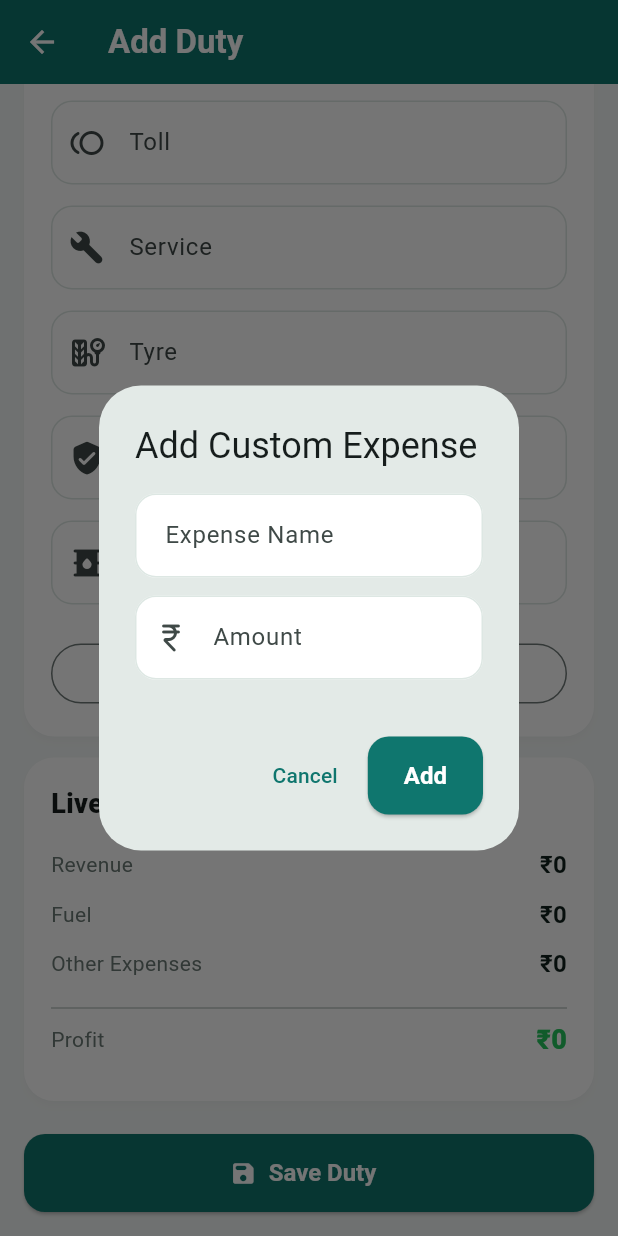
After one commit to satyajit-000/Duty-Book, a Flutter app: the AddEditDutyScreen screen opened directly, scrolled down 865 dp, after a tap on "Add Custom Expense", on a phone screen of 412 x 824 dp. The commit adds this screen. Run offline on Flutter 3.47's test engine with Material 3 defaults, Android fonts, the phone set to English and light mode, and no system bars; our stand-ins replace flutter_riverpod.

Commit message:
Add add duty screen

```diff
--- /dev/null
+++ b/lib/core/enumerations/ac_type.dart
@@ -0,0 +1,27 @@
+enum AcType { full, half, non }
+
+extension AcTypeExtension on AcType {
+  String get displayName {
+    switch (this) {
+      case AcType.full:
+        return 'Full AC';
+      case AcType.half:
+        return 'Half AC';
+      case AcType.non:
+        return 'Non AC';
+    }
+  }
+
+  static AcType fromString(String value) {
+    switch (value) {
+      case 'Full AC':
+        return AcType.full;
+      case 'Half AC':
+        return AcType.half;
+      case 'Non AC':
+        return AcType.non;
+      default:
+        return AcType.full;
+    }
+  }
+}
--- /dev/null
+++ b/lib/features/duty/add_edit_duty_screen.dart
@@ -0,0 +1,362 @@
+import 'package:duty_book/core/enumerations/ac_type.dart';
+import 'package:flutter/material.dart';
+import 'package:intl/intl.dart';
+
+import '../../core/theme/app_colors.dart';
+import 'models/custom_expense.dart';
+import 'widgets/add_custom_expense_dialog.dart';
+import 'widgets/app_date_field.dart';
+import 'widgets/app_dropdown_field.dart';
+import 'widgets/app_number_field.dart';
+import 'widgets/expense_card.dart';
+import 'widgets/expense_chip.dart';
+import 'widgets/summary_row.dart';
+
+class AddEditDutyScreen extends StatefulWidget {
+  const AddEditDutyScreen({super.key});
+
+  @override
+  State<AddEditDutyScreen> createState() => _AddEditDutyScreenState();
+}
+
+class _AddEditDutyScreenState extends State<AddEditDutyScreen> {
+  final dateController = TextEditingController(
+    text: DateFormat('dd MMM yyyy').format(DateTime.now()),
+  );
+
+  final placeController = TextEditingController();
+
+  final startKmController = TextEditingController();
+  final endKmController = TextEditingController();
+  final totalKmController = TextEditingController();
+
+  final rentController = TextEditingController();
+  final fuelController = TextEditingController();
+
+  final parkingController = TextEditingController();
+  final tollController = TextEditingController();
+  final serviceController = TextEditingController();
+  final tyreController = TextEditingController();
+  final insuranceController = TextEditingController();
+  final engineOilController = TextEditingController();
+
+  DateTime selectedDate = DateTime.now();
+  AcType acType = AcType.full;
+
+  bool _updatingKm = false;
+
+  final List<CustomExpense> customExpenses = [];
+
+  @override
+  void dispose() {
+    dateController.dispose();
+    placeController.dispose();
+
+    startKmController.dispose();
+    endKmController.dispose();
+    totalKmController.dispose();
+
+    rentController.dispose();
+    fuelController.dispose();
+
+    parkingController.dispose();
+    tollController.dispose();
+    serviceController.dispose();
+    tyreController.dispose();
+    insuranceController.dispose();
+    engineOilController.dispose();
+
+    super.dispose();
+  }
+
+  int _number(TextEditingController controller) {
+    return int.tryParse(controller.text.trim()) ?? 0;
+  }
+
+  void _calculateTotalKm() {
+    if (_updatingKm) return;
+
+    final start = _number(startKmController);
+    final end = _number(endKmController);
+
+    if (start > 0 && end > start) {
+      _updatingKm = true;
+      totalKmController.text = (end - start).toString();
+      _updatingKm = false;
+    }
+
+    setState(() {});
+  }
+
+  void _calculateEndKm() {
+    if (_updatingKm) return;
+
+    final start = _number(startKmController);
+    final total = _number(totalKmController);
+
+    if (start > 0 && total > 0) {
+      _updatingKm = true;
+      endKmController.text = (start + total).toString();
+      _updatingKm = false;
+    }
+
+    setState(() {});
+  }
+
+  int get customExpenseTotal {
+    return customExpenses.fold(0, (sum, item) => sum + item.amount);
+  }
+
+  int get totalOtherExpense {
+    return _number(parkingController) +
+        _number(tollController) +
+        _number(serviceController) +
+        _number(tyreController) +
+        _number(insuranceController) +
+        _number(engineOilController) +
+        customExpenseTotal;
+  }
+
+  int get totalExpense {
+    return _number(fuelController) + totalOtherExpense;
+  }
+
+  int get profit {
+    return _number(rentController) - totalExpense;
+  }
+
+  Future<void> _pickDate() async {
+    final pickedDate = await showDatePicker(
+      context: context,
+      initialDate: selectedDate,
+      firstDate: DateTime(2020),
+      lastDate: DateTime(2100),
+    );
+
+    if (pickedDate == null) return;
+
+    setState(() {
+      selectedDate = pickedDate;
+      dateController.text = DateFormat('dd MMM yyyy').format(pickedDate);
+    });
+  }
+
+  Future<void> _addCustomExpense() async {
+    final result = await showDialog<CustomExpense>(
+      context: context,
+      builder: (_) => const AddCustomExpenseDialog(),
+    );
+
+    if (!mounted || result == null) return;
+
+    setState(() {
+      customExpenses.add(result);
+    });
+  }
+
+  void _saveDuty() {
+    ScaffoldMessenger.of(
+      context,
+    ).showSnackBar(const SnackBar(content: Text('Duty saved in memory later')));
+  }
+
+  @override
+  Widget build(BuildContext context) {
+    return Scaffold(
+      backgroundColor: AppColors.background,
+      appBar: AppBar(title: const Text('Add Duty')),
+      body: ListView(
+        padding: const EdgeInsets.all(16),
+        children: [
+          ExpenseCard(
+            title: 'Duty Details',
+            child: Column(
+              children: [
+                AppDateField(controller: dateController, onTap: _pickDate),
+                _PlaceField(controller: placeController),
+                AppNumberField(
+                  controller: startKmController,
+                  label: 'Starting KM',
+                  icon: Icons.flag_rounded,
+                  onChanged: (_) {
+                    _calculateTotalKm();
+                    _calculateEndKm();
+                  },
+                ),
+                AppNumberField(
+                  controller: endKmController,
+                  label: 'Ending KM',
+                  icon: Icons.assistant_photo_rounded,
+                  onChanged: (_) => _calculateTotalKm(),
+                ),
+                AppNumberField(
+                  controller: totalKmController,
+                  label: 'Total KM',
+                  icon: Icons.straighten_rounded,
+                  onChanged: (_) => _calculateEndKm(),
+                ),
+                AppDropdownField(
+                  value: acType,
+                  onChanged: (value) {
+                    setState(() {
+                      acType = value;
+                    });
+                  },
+                ),
+              ],
+            ),
+          ),
+
+          ExpenseCard(
+            title: 'Money',
+            child: Column(
+              children: [
+                AppNumberField(
+                  controller: rentController,
+                  label: 'Rent',
+                  icon: Icons.currency_rupee_rounded,
+                  onChanged: (_) => setState(() {}),
+                ),
+                AppNumberField(
+                  controller: fuelController,
+                  label: 'Fuel Cost',
+                  icon: Icons.local_gas_station_rounded,
+                  onChanged: (_) => setState(() {}),
+                ),
+              ],
+            ),
+          ),
+
+          ExpenseCard(
+            title: 'Other Expenses',
+            child: Column(
+              children: [
+                AppNumberField(
+                  controller: parkingController,
+                  label: 'Parking',
+                  icon: Icons.local_parking_rounded,
+                  onChanged: (_) => setState(() {}),
+                ),
+                AppNumberField(
+                  controller: tollController,
+                  label: 'Toll',
+                  icon: Icons.toll_rounded,
+                  onChanged: (_) => setState(() {}),
+                ),
+                AppNumberField(
+                  controller: serviceController,
+                  label: 'Service',
+                  icon: Icons.build_rounded,
+                  onChanged: (_) => setState(() {}),
+                ),
+                AppNumberField(
+                  controller: tyreController,
+                  label: 'Tyre',
+                  icon: Icons.tire_repair_rounded,
+                  onChanged: (_) => setState(() {}),
+                ),
+                AppNumberField(
+                  controller: insuranceController,
+                  label: 'Insurance',
+                  icon: Icons.verified_user_rounded,
+                  onChanged: (_) => setState(() {}),
+                ),
+                AppNumberField(
+                  controller: engineOilController,
+                  label: 'Engine Oil',
+                  icon: Icons.oil_barrel_rounded,
+                  onChanged: (_) => setState(() {}),
+                ),
+
+                if (customExpenses.isNotEmpty) ...[
+                  const SizedBox(height: 4),
+                  ...customExpenses.asMap().entries.map((entry) {
+                    final index = entry.key;
+                    final item = entry.value;
+
+                    return ExpenseChip(
+                      label: item.name,
+                      amount: item.amount,
+                      onDelete: () {
+                        setState(() {
+                          customExpenses.removeAt(index);
+                        });
+                      },
+                    );
+                  }),
+                ],
+
+                const SizedBox(height: 8),
+                SizedBox(
+                  width: double.infinity,
+                  child: OutlinedButton.icon(
+                    onPressed: _addCustomExpense,
+                    icon: const Icon(Icons.add_rounded),
+                    label: const Text('Add Custom Expense'),
+                  ),
+                ),
+              ],
+            ),
+          ),
+
+          ExpenseCard(
+            title: 'Live Summary',
+            child: Column(
+              children: [
+                SummaryRow(
+                  label: 'Revenue',
+                  value: '₹${_number(rentController)}',
+                ),
+                SummaryRow(label: 'Fuel', value: '₹${_number(fuelController)}'),
+                SummaryRow(
+                  label: 'Other Expenses',
+                  value: '₹$totalOtherExpense',
+                ),
+                const Divider(),
+                SummaryRow(
+                  label: 'Profit',
+                  value: '₹$profit',
+                  valueColor: profit >= 0
+                      ? AppColors.success
+                      : AppColors.expense,
+                  isBold: true,
+                ),
+              ],
+            ),
+          ),
+
+          const SizedBox(height: 8),
+
+          SizedBox(
+            width: double.infinity,
+            child: ElevatedButton.icon(
+              onPressed: _saveDuty,
+              icon: const Icon(Icons.save_rounded),
+              label: const Text('Save Duty'),
+            ),
+          ),
+        ],
+      ),
+    );
+  }
+}
+
+class _PlaceField extends StatelessWidget {
+  final TextEditingController controller;
+
+  const _PlaceField({required this.controller});
+
+  @override
+  Widget build(BuildContext context) {
+    return Padding(
+      padding: const EdgeInsets.only(bottom: 14),
+      child: TextField(
+        controller: controller,
+        decoration: const InputDecoration(
+          labelText: 'Place',
+          prefixIcon: Icon(Icons.location_on_rounded),
+        ),
+      ),
+    );
+  }
+}
--- /dev/null
+++ b/lib/features/duty/models/custom_expense.dart
@@ -0,0 +1,6 @@
+class CustomExpense {
+  final String name;
+  final int amount;
+
+  const CustomExpense({required this.name, required this.amount});
+}
--- /dev/null
+++ b/lib/features/duty/models/duty_form_model.dart
@@ -0,0 +1,56 @@
+import '../../../core/enumerations/ac_type.dart';
+import 'custom_expense.dart';
+
+class DutyFormModel {
+  DateTime date;
+  String place;
+
+  int startKm;
+  int endKm;
+  int totalKm;
+
+  AcType acType;
+
+  int rent;
+  int fuelCost;
+
+  int parking;
+  int toll;
+  int service;
+  int tyre;
+  int insurance;
+  int engineOil;
+
+  List<CustomExpense> customExpenses;
+
+  DutyFormModel({
+    required this.date,
+    required this.place,
+    required this.startKm,
+    required this.endKm,
+    required this.totalKm,
+    required this.acType,
+    required this.rent,
+    required this.fuelCost,
+    required this.parking,
+    required this.toll,
+    required this.service,
+    required this.tyre,
+    required this.insurance,
+    required this.engineOil,
+    required this.customExpenses,
+  });
+
+  int get totalOtherExpense =>
+      parking +
+      toll +
+      service +
+      tyre +
+      insurance +
+      engineOil +
+      customExpenses.fold(0, (sum, item) => sum + item.amount);
+
+  int get totalExpense => fuelCost + totalOtherExpense;
+
+  int get profit => rent - totalExpense;
+}
--- /dev/null
+++ b/lib/features/duty/widgets/add_custom_expense_dialog.dart
@@ -0,0 +1,66 @@
+import 'package:flutter/material.dart';
+
+import '../models/custom_expense.dart';
+import 'app_number_field.dart';
+
+class AddCustomExpenseDialog extends StatefulWidget {
+  const AddCustomExpenseDialog({super.key});
+
+  @override
+  State<AddCustomExpenseDialog> createState() => _AddCustomExpenseDialogState();
+}
+
+class _AddCustomExpenseDialogState extends State<AddCustomExpenseDialog> {
+  final nameController = TextEditingController();
+  final amountController = TextEditingController();
+
+  @override
+  void dispose() {
+    // TODO: implement dispose
+    nameController.dispose();
+    amountController.dispose();
+    super.dispose();
+  }
+
+  @override
+  Widget build(BuildContext context) {
+    return AlertDialog(
+      title: const Text('Add Custom Expense'),
+      content: Column(
+        mainAxisSize: MainAxisSize.min,
+        children: [
+          TextField(
+            controller: nameController,
+            decoration: const InputDecoration(
+              labelText: 'Expense Name',
+              hintText: 'Example: Car Wash',
+            ),
+          ),
+          const SizedBox(height: 12),
+          AppNumberField(
+            controller: amountController,
+            label: 'Amount',
+            icon: Icons.currency_rupee_rounded,
+          ),
+        ],
+      ),
+      actions: [
+        TextButton(
+          onPressed: () => Navigator.pop(context),
+          child: const Text('Cancel'),
+        ),
+        ElevatedButton(
+          onPressed: () {
+            final name = nameController.text.trim();
+            final amount = int.tryParse(amountController.text.trim()) ?? 0;
+
+            if (name.isEmpty || amount <= 0) return;
+
+            Navigator.pop(context, CustomExpense(name: name, amount: amount));
+          },
+          child: const Text('Add'),
+        ),
+      ],
+    );
+  }
+}
--- /dev/null
+++ b/lib/features/duty/widgets/app_date_field.dart
@@ -0,0 +1,28 @@
+import 'package:flutter/material.dart';
+
+class AppDateField extends StatelessWidget {
+  final TextEditingController controller;
+  final VoidCallback onTap;
+
+  const AppDateField({
+    super.key,
+    required this.controller,
+    required this.onTap,
+  });
+
+  @override
+  Widget build(BuildContext context) {
+    return Padding(
+      padding: const EdgeInsets.only(bottom: 14),
+      child: TextField(
+        controller: controller,
+        readOnly: true,
+        onTap: onTap,
+        decoration: const InputDecoration(
+          labelText: 'Date',
+          prefixIcon: Icon(Icons.calendar_month_rounded),
+        ),
+      ),
+    );
+  }
+}
--- /dev/null
+++ b/lib/features/duty/widgets/app_dropdown_field.dart
@@ -0,0 +1,32 @@
+import 'package:flutter/material.dart';
+
+import '../../../core/enumerations/ac_type.dart';
+
+class AppDropdownField extends StatelessWidget {
+  final AcType value;
+  final ValueChanged<AcType> onChanged;
+
+  const AppDropdownField({
+    super.key,
+    required this.value,
+    required this.onChanged,
+  });
+
+  @override
+  Widget build(BuildContext context) {
+    return DropdownButtonFormField<AcType>(
+      value: value,
+      items: AcType.values
+          .map(
+            (type) =>
+                DropdownMenuItem(value: type, child: Text(type.displayName)),
+          )
+          .toList(),
+      onChanged: (value) {
+        if (value != null) {
+          onChanged(value);
+        }
+      },
+    );
+  }
+}
--- /dev/null
+++ b/lib/features/duty/widgets/app_number_field.dart
@@ -0,0 +1,31 @@
+import 'package:flutter/material.dart';
+import 'package:flutter/services.dart';
+
+class AppNumberField extends StatelessWidget {
+  final TextEditingController controller;
+  final String label;
+  final IconData icon;
+  final ValueChanged<String>? onChanged;
+
+  const AppNumberField({
+    super.key,
+    required this.controller,
+    required this.label,
+    required this.icon,
+    this.onChanged,
+  });
+
+  @override
+  Widget build(BuildContext context) {
+    return Padding(
+      padding: const EdgeInsets.only(bottom: 14),
+      child: TextField(
+        controller: controller,
+        keyboardType: TextInputType.number,
+        inputFormatters: [FilteringTextInputFormatter.digitsOnly],
+        onChanged: onChanged,
+        decoration: InputDecoration(labelText: label, prefixIcon: Icon(icon)),
+      ),
+    );
+  }
+}
--- /dev/null
+++ b/lib/features/duty/widgets/expense_card.dart
@@ -0,0 +1,29 @@
+import 'package:flutter/material.dart';
+
+class ExpenseCard extends StatelessWidget {
+  final String title;
+  final Widget child;
+
+  const ExpenseCard({super.key, required this.title, required this.child});
+
+  @override
+  Widget build(BuildContext context) {
+    return Card(
+      margin: const EdgeInsets.only(bottom: 14),
+      child: Padding(
+        padding: const EdgeInsets.all(18),
+        child: Column(
+          crossAxisAlignment: CrossAxisAlignment.start,
+          children: [
+            Text(
+              title,
+              style: const TextStyle(fontSize: 18, fontWeight: FontWeight.w800),
+            ),
+            const SizedBox(height: 16),
+            child,
+          ],
+        ),
+      ),
+    );
+  }
+}
--- /dev/null
+++ b/lib/features/duty/widgets/summary_row.dart
@@ -0,0 +1,43 @@
+import 'package:flutter/material.dart';
+
+import '../../../core/theme/app_colors.dart';
+
+class SummaryRow extends StatelessWidget {
+  final String label;
+  final String value;
+  final Color? valueColor;
+  final bool isBold;
+
+  const SummaryRow({
+    super.key,
+    required this.label,
+    required this.value,
+    this.valueColor,
+    this.isBold = false,
+  });
+
+  @override
+  Widget build(BuildContext context) {
+    return Padding(
+      padding: const EdgeInsets.only(bottom: 10),
+      child: Row(
+        children: [
+          Expanded(
+            child: Text(
+              label,
+              style: const TextStyle(color: AppColors.textSecondary),
+            ),
+          ),
+          Text(
+            value,
+            style: TextStyle(
+              color: valueColor ?? AppColors.textPrimary,
+              fontWeight: isBold ? FontWeight.w900 : FontWeight.w700,
+              fontSize: isBold ? 18 : 16,
+            ),
+          ),
+        ],
+      ),
+    );
+  }
+}
```
Also changed, not shown: lib/features/duty/widgets/expense_chip.dart (added, +48 -0 lines), lib/features/records/records_screen.dart (+7 -1 lines).
